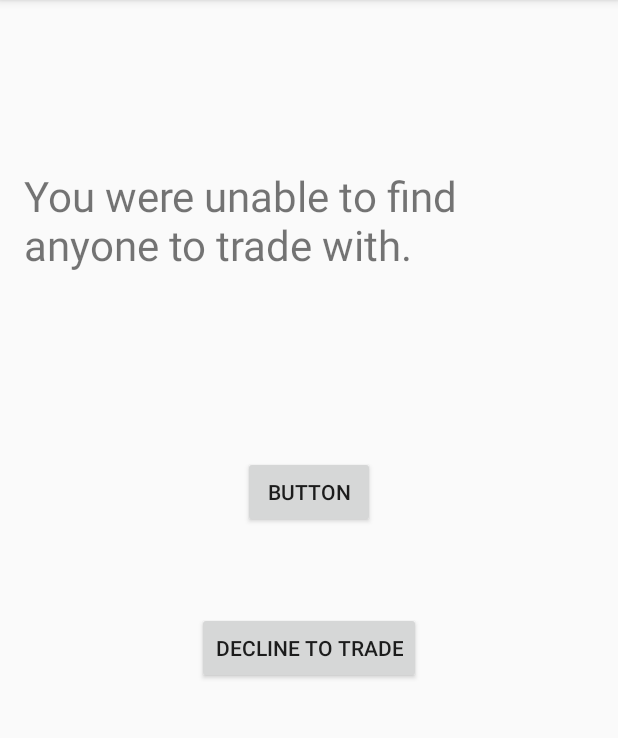
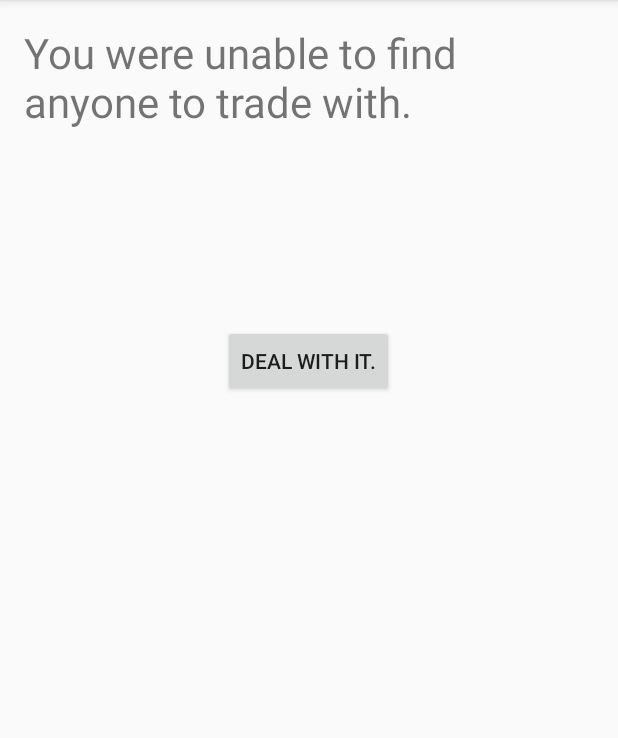
Before and after one commit to jjhaefner/WiscoTrail, an Android app: the MainScreen screen opened directly, with no data from a screen before it, after a tap on "TRADE", on a phone screen of 412 x 824 dp, the part 84-822 px from its top. Run offline under Robolectric (Android 15) with nearby library versions, the phone set to English and light mode, and no system bars.

Commit message:
App now loads and saves data using options menu. Must switch to app bar menu, and figure out quitting.

```diff
--- a/app/src/main/java/edu/wisc/ece/wiscotrail/MainActivity.java
+++ b/app/src/main/java/edu/wisc/ece/wiscotrail/MainActivity.java
@@ -37,9 +37,11 @@ public class MainActivity extends AppCompatActivity {
     }
 
     public void loadGame(View view){
-        Intent intent = new Intent(this, RiverCrossing.class);
+        if(UserVars.loadData(this)){
+            Intent intent = new Intent(this, MainScreen.class);
+            startActivity(intent);
+        }
 
-        startActivity(intent);
     }
 
     public void learnAboutTrail(View view){
--- a/app/src/main/java/edu/wisc/ece/wiscotrail/MainScreen.java
+++ b/app/src/main/java/edu/wisc/ece/wiscotrail/MainScreen.java
@@ -3,6 +3,9 @@ package edu.wisc.ece.wiscotrail;
 import android.content.Intent;
 import android.support.v7.app.AppCompatActivity;
 import android.os.Bundle;
+import android.view.Menu;
+import android.view.MenuInflater;
+import android.view.MenuItem;
 import android.view.View;
 
 import android.widget.TextView;
@@ -155,4 +158,25 @@ public class MainScreen extends AppCompatActivity {
         Intent intent = new Intent(this, PartyHealth.class);
         startActivity(intent);
     }
+
+    @Override
+    public boolean onCreateOptionsMenu(Menu menu) {
+        MenuInflater inflater = getMenuInflater();
+        inflater.inflate(R.menu.app_bar_menu, menu);
+        return true;
+    }
+    @Override
+    public boolean onOptionsItemSelected(MenuItem item) {
+        // Handle item selection
+        switch (item.getItemId()) {
+            case R.id.save_game:
+                UserVars.saveData(this);
+                return true;
+            case R.id.quit:
+                finish();
+                System.exit(1);
+            default:
+                return super.onOptionsItemSelected(item);
+        }
+    }
 }
--- a/app/src/main/java/edu/wisc/ece/wiscotrail/Shop.java
+++ b/app/src/main/java/edu/wisc/ece/wiscotrail/Shop.java
@@ -256,7 +256,7 @@ public class Shop extends AppCompatActivity {
     }
     public void addAmmunition(View view){
         if(UserVars.money - ammunitionPrice >=0) {
-            UserVars.ammunition++;
+            UserVars.ammunition+= 20;
             UserVars.money = UserVars.money - ammunitionPrice;
             TextView numAmmunition = (TextView)findViewById(R.id.ammunitionCount);
             numAmmunition.setText(Integer.toString(UserVars.ammunition));
--- a/app/src/main/java/edu/wisc/ece/wiscotrail/Trade.java
+++ b/app/src/main/java/edu/wisc/ece/wiscotrail/Trade.java
@@ -6,6 +6,7 @@ import android.content.Intent;
 import android.support.v7.app.AppCompatActivity;
 import android.os.Bundle;
 import android.view.MotionEvent;
+import android.view.View;
 import android.widget.Button;
 import android.widget.TextView;
 
@@ -14,7 +15,7 @@ import java.util.Random;
 public class Trade extends AppCompatActivity {
 
     TextView tradeSitch;
-    Button tradeBtn;
+    Button tradeBtn, declineBtn;
     Random myRandom;
     String tradeCode, whatToTrade;
     int numUpForTrade, numTrading;
@@ -25,6 +26,7 @@ public class Trade extends AppCompatActivity {
 
         tradeSitch = (TextView)findViewById(R.id.tradeSituation);
         tradeBtn = (Button)findViewById(R.id.tradeNowBtn);
+        declineBtn = (Button)findViewById(R.id.dontTradeBtn);
         myRandom = new Random();
         tradeCode = "no";
         whatToTrade = "no";
@@ -33,7 +35,14 @@ public class Trade extends AppCompatActivity {
 
         randomTradeGenerator();
         setTheText();
-
+        String btnText = "give " + numTrading + " " + whatToTrade + ".";
+        if(tradeCode.equals("no")){
+            tradeBtn.setVisibility(View.INVISIBLE);
+            declineBtn.setText("Deal with it.");
+        }
+        else {
+            tradeBtn.setText(btnText);
+        }
     }
 
     /* SUPPLIES UP FOR TRADING:
@@ -221,7 +230,7 @@ public class Trade extends AppCompatActivity {
     public void setTheText(){
         if(!tradeCode.equals("no")) {
             tradeSitch.setText("A fellow traveler would like to trade!\n\n" +
-                    "They are offering" + numUpForTrade + " " + tradeCode +
+                    "They are offering " + numUpForTrade + " " + tradeCode +
                     " if you give them " + numTrading + " " + whatToTrade + ".");
         }
         else{
@@ -229,7 +238,7 @@ public class Trade extends AppCompatActivity {
         }
     }
 
-    public void completeTrade(){
+    public void completeTrade(View view){
         if (!tradeCode.equalsIgnoreCase("no")) {
             //First determine if you have enough of whatever it is you're paying with
             //if not, show a toast and finish the activity.
@@ -355,6 +364,10 @@ public class Trade extends AppCompatActivity {
 
     }
 
+    public void backToDash(View view){
+        finish();
+    }
+
 
     @Override
     public boolean onTouchEvent(MotionEvent event) {
--- a/app/src/main/res/layout/activity_trade.xml
+++ b/app/src/main/res/layout/activity_trade.xml
@@ -14,7 +14,6 @@
         android:text="Trading."
         android:layout_width="wrap_content"
         android:layout_height="wrap_content"
-        android:layout_marginTop="95dp"
         android:id="@+id/tradeSituation"
         android:textSize="28sp"
         android:fontFamily="sans-serif"
@@ -26,16 +25,18 @@
         android:layout_width="wrap_content"
         android:layout_height="wrap_content"
         android:id="@+id/tradeNowBtn"
+        android:layout_marginTop="60dp"
+        android:onClick="completeTrade"
         android:layout_below="@+id/tradeSituation"
-        android:layout_centerHorizontal="true"
-        android:layout_marginTop="122dp" />
+        android:layout_centerHorizontal="true" />
 
     <Button
         android:text="Decline to Trade"
         android:layout_width="wrap_content"
         android:layout_height="wrap_content"
-        android:layout_marginTop="56dp"
+        android:layout_marginTop="22dp"
         android:id="@+id/dontTradeBtn"
+        android:onClick="backToDash"
         android:layout_below="@+id/tradeNowBtn"
         android:layout_centerHorizontal="true" />
 </RelativeLayout>
--- /dev/null
+++ b/app/src/main/res/menu/app_bar_menu.xml
@@ -0,0 +1,7 @@
+<?xml version="1.0" encoding="utf-8"?>
+<menu xmlns:android="http://schemas.android.com/apk/res/android">
+    <item android:id="@+id/save_game"
+        android:title="Save Game" />
+    <item android:id="@+id/quit"
+        android:title="Exit WiscoTrail"/>
+</menu>
```
Also changed, not shown: app/src/main/java/edu/wisc/ece/wiscotrail/TopTen.java (deleted, +0 -13 lines), app/src/main/java/edu/wisc/ece/wiscotrail/UserVars.java (+96 -0 lines), app/src/main/res/values/strings.xml (+31 -0 lines).
